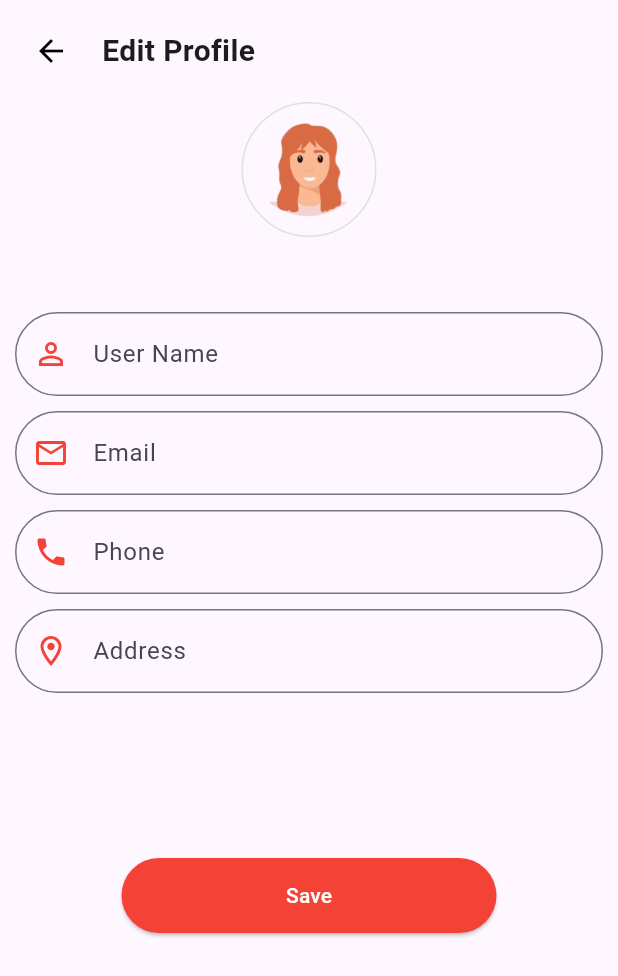
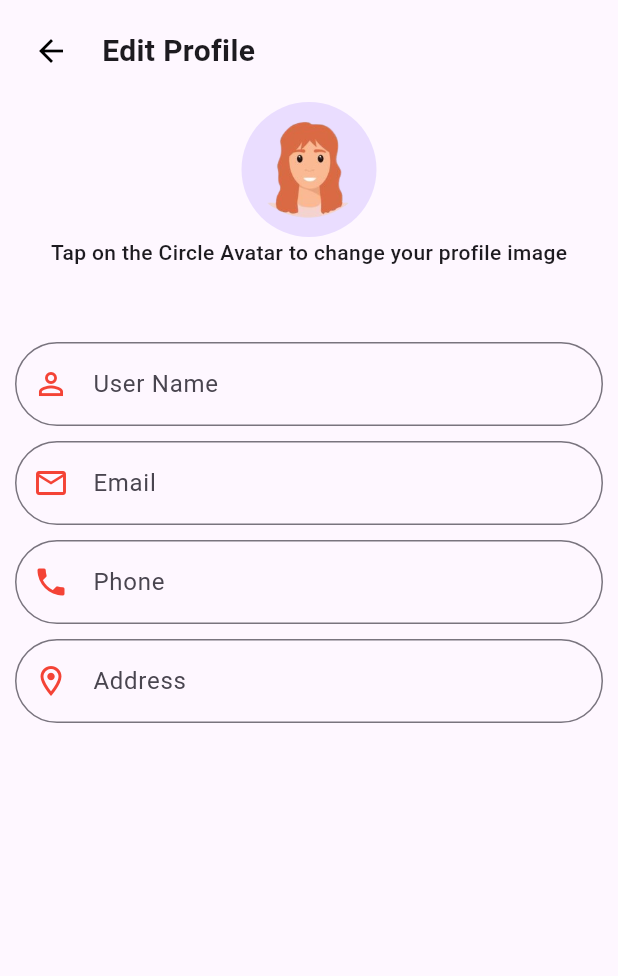
Before and after one commit to Avshek-raj/FoodRush, a Flutter app: the EditProfileUser screen opened directly, on a phone screen of 412 x 824 dp. Shown: the top 976 px of the screen. Run offline on Flutter 3.47's test engine with Material 3 defaults, Android fonts, the phone set to English and light mode, and no system bars; our stand-ins replace cloud_firestore, dotted_border, firebase_auth, firebase_core, firebase_messaging, firebase_storage and 6 more; missing offline and left inert: dart:html, firebase_admin, firebase_auth_platform_interface; accounts and stored records are empty.

Commit message:
te retrieve changes

```diff
--- a/lib/Screens/editProfileUser.dart
+++ b/lib/Screens/editProfileUser.dart
@@ -1,20 +1,43 @@
+import 'dart:io';
+import 'package:image_picker/image_picker.dart';
 import 'package:flutter/material.dart';
+import 'package:image_picker/image_picker.dart';
 import 'package:foodrush/ui_custom/TextFormCus.dart';
 import 'package:foodrush/utils/color_utils.dart';
 
 class EditProfileUser extends StatefulWidget {
-  const EditProfileUser({super.key});
+  const EditProfileUser({Key? key}) : super(key: key);
 
   @override
   State<EditProfileUser> createState() => _EditProfileState();
 }
 
 class _EditProfileState extends State<EditProfileUser> {
+  final _formKey = GlobalKey<FormState>();
+  File? _image;
+
+  // Function to pick image from gallery
+  Future getImage() async {
+  final imagePicker = ImagePicker();
+  final pickedFile = await imagePicker.pickImage(source: ImageSource.gallery);
+
+  setState(() {
+    if (pickedFile != null) {
+      _image = File(pickedFile.path);
+    } else {
+      print('No image selected.');
+    }
+  });
+}
+
+
   @override
   Widget build(BuildContext context) {
     return Scaffold(
       body: SafeArea(
         child: SingleChildScrollView(
+          child: Form(
+            key: _formKey,
             child: Column(
               children: [
                 Padding(
@@ -28,33 +51,26 @@
                         },
                         color: Colors.black,
                       ),
-              SizedBox(width: 10,),
-              // Spacer(),
-              Text("Edit Profile",style: TextStyle(fontWeight: FontWeight.w600, fontSize: 20),),
+                      SizedBox(width: 10),
+                      Text(
+                        "Edit Profile",
+                        style: TextStyle(fontWeight: FontWeight.w600, fontSize: 20),
+                      ),
                     ],
                   ),
                 ),
-         //container for circle avatar
-         Container(
-          height: 90,
-          width: 90,
-          decoration: BoxDecoration(
-                              shape: BoxShape.circle,
-                              border: Border.all(
-                                color: Colors.grey.shade300,
-                                width: 1,
-                              )),
+                // GestureDetector to handle avatar image change
+                GestureDetector(
+                  onTap: getImage,
                   child: CircleAvatar(
-            radius: 25,
-            child: Image.asset("assets/images/p22.png"),
-                      //  child: Icon(Icons.person_outlined,color: Colors.red,size: 30,),
-                            backgroundColor: Colors.transparent,
+                    radius: 45,
+                    backgroundImage: _image != null ? FileImage(_image!) : AssetImage("assets/images/p22.png") as ImageProvider,
                   ),
                 ),
-           //yo edit garne field haru
-              SizedBox(
-                height: 50,
-              ),
+                                Text("Tap on the Circle Avatar to change your profile image",style: TextStyle(fontWeight: FontWeight.w500),),
+
+                // Fields to edit
+                SizedBox(height: 50),
                 Padding(
                   padding: const EdgeInsets.symmetric(horizontal: 10),
                   child: Ctextform(
@@ -65,97 +81,79 @@
                     ),
                     validator: (value) {
                       if (value!.isEmpty) {
-                      return nameValidationStr;
-                    } else {
+                        return "Please enter your name";
+                      }
                       return null;
-                    }
                     },
                     onChanged: (value) {},
                   ),
                 ),
-                 SizedBox(
-                height: 10,
-              ),
+                SizedBox(height: 10),
+                // Other form fields...
                 Padding(
   padding: const EdgeInsets.symmetric(horizontal: 10),
   child: Ctextform(
-                  labelText: emailStr,
+    labelText: "Email",
     prefixIcon: Icon(
       Icons.email_outlined,
       color: Colors.red,
     ),
     validator: (value) {
       if (value!.isEmpty) {
-                      return emailValidatorStr;
-                    } else {
+        return "Please enter your email";
+      } else if (!RegExp(r'\b[A-Za-z0-9._%+-]+@[A-Za-z0-9.-]+\.[A-Z|a-z]{2,}\b').hasMatch(value)) {
+        return "Please enter a valid email address";
+      }
       return null;
-                    }
     },
     onChanged: (value) {},
   ),
 ),
-              SizedBox(
-                height: 10,
-              ),
+SizedBox(height: 10),
 Padding(
   padding: const EdgeInsets.symmetric(horizontal: 10),
   child: Ctextform(
-                  labelText: phoneStr,
+    labelText: "Phone",
     prefixIcon: Icon(
       Icons.phone,
       color: Colors.red,
     ),
     validator: (value) {
       if (value!.isEmpty) {
-                      return phoneValidatorStr;
-                    } else {
+        return "Please enter your phone number";
+      } else if (value.length != 10) {
+        return "The phone number should be exactly 10 characters";
+      }
       return null;
-                    }
     },
     onChanged: (value) {},
+    keyboardType: TextInputType.phone, // Set keyboard type to phone
   ),
 ),
-              SizedBox(
-                height: 10,
-              ),
+SizedBox(height: 10),
 Padding(
   padding: const EdgeInsets.symmetric(horizontal: 10),
   child: Ctextform(
-                  labelText: addressStr,
+    labelText: "Address",
     prefixIcon: Icon(
       Icons.location_on_outlined,
       color: Colors.red,
     ),
     validator: (value) {
       if (value!.isEmpty) {
-                      return addressValidatorStr;
-                    } else {
+        return "Please enter your address";
+      }
       return null;
-                    }
     },
     onChanged: (value) {},
   ),
 ),
 
-            SizedBox(
-                height: 110,
-              ),
-              SizedBox(
-                height: 50,
-                        width: 250,
-                child: ElevatedButton(
-                  style: ElevatedButton.styleFrom(
-                    foregroundColor: Colors.white, backgroundColor: Colors.red,
-                  ),
-                  onPressed: (){
-
-                }, child: Text("Save")),
-              ),
               ],
             ),
           ),
         ),
-
+      ),
     );
   }
 }
```
Also changed, not shown: lib/restaurantScreens/foodAdd.dart (+27 -27 lines), lib/reusable_widgets/reusable_widget.dart (+73 -11 lines). Lines whose indentation alone changed are shown as unchanged.
